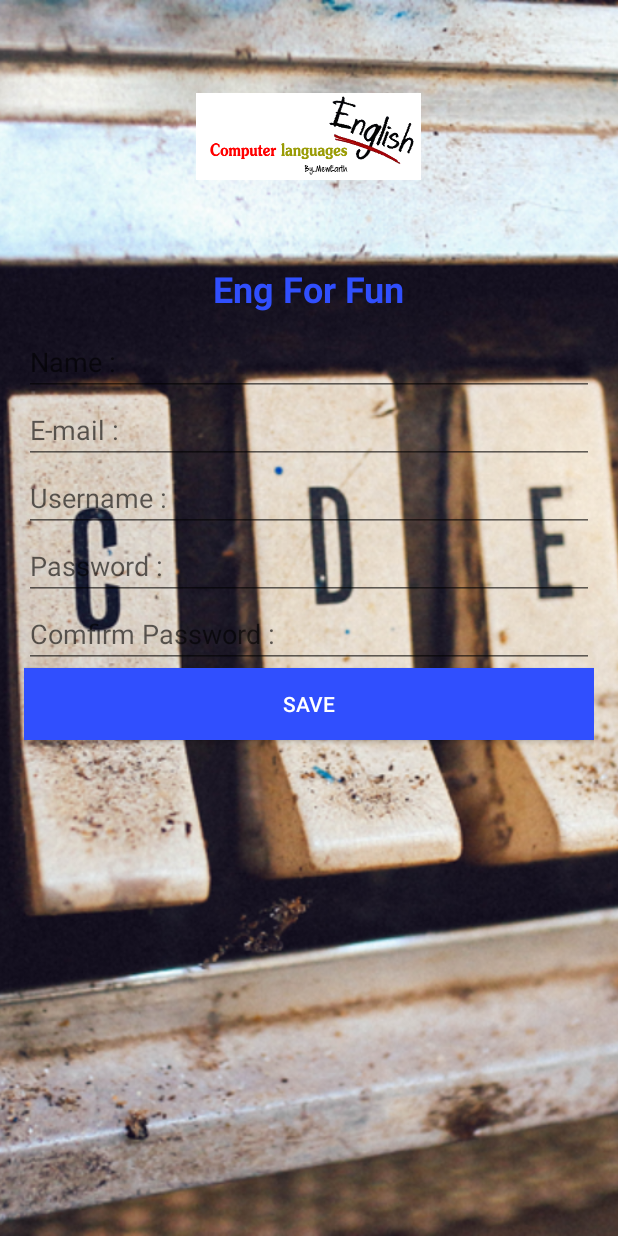
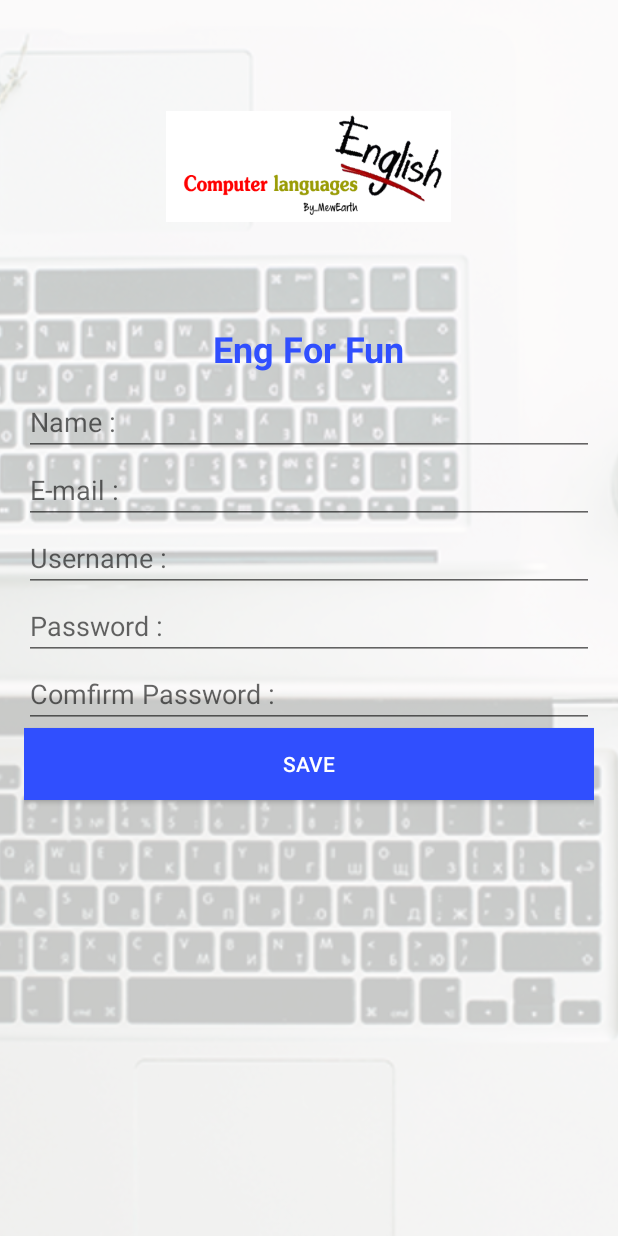
Before and after one commit to masterUNG/EngForFun, an Android app: the screen it shows after launch (MainActivity), after a tap on "New Register", on a phone screen of 412 x 824 dp. Run offline under Robolectric (Android 15) with nearby library versions, the phone set to English and light mode, and no system bars.

Commit message:
Update 4

```diff
--- a/app/src/main/res/layout/activity_main.xml
+++ b/app/src/main/res/layout/activity_main.xml
@@ -9,7 +9,7 @@
     <!--WallPaper-->
     <ImageView
         android:scaleType="centerCrop"
-        android:src="@drawable/bg1"
+        android:src="@drawable/bg3"
         android:layout_width="match_parent"
         android:layout_height="match_parent" />
 
--- a/app/src/main/res/layout/fragment_register.xml
+++ b/app/src/main/res/layout/fragment_register.xml
@@ -3,11 +3,9 @@
     android:orientation="vertical" android:layout_width="match_parent"
     android:layout_height="match_parent">
 
-    <!--Toolbar-->
-
-
     <!--Content-->
         <LinearLayout
+            android:background="#c8ffffff"
             android:gravity="center_horizontal"
             android:padding="@dimen/padding"
             android:layout_centerInParent="true"
--- a/app/src/main/res/values/dimens.xml
+++ b/app/src/main/res/values/dimens.xml
@@ -1,6 +1,6 @@
 <?xml version="1.0" encoding="utf-8"?>
 <resources>
-    <dimen name="logo">150dp</dimen>
+    <dimen name="logo">190dp</dimen>
     <dimen name="h1">24sp</dimen>
     <dimen name="padding">16dp</dimen>
     <dimen name="content">250dp</dimen>
```
Also changed, not shown: app/src/main/res/drawable/bg3.png (added). Lines whose indentation alone changed are shown as unchanged.
